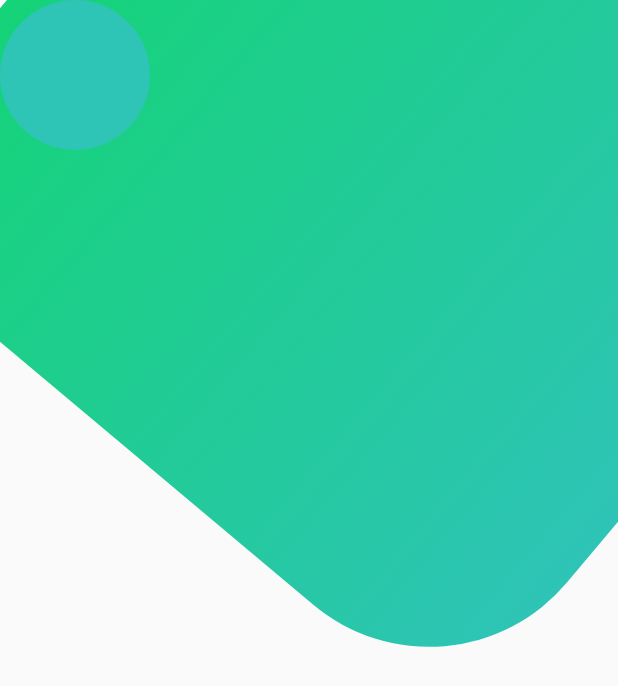
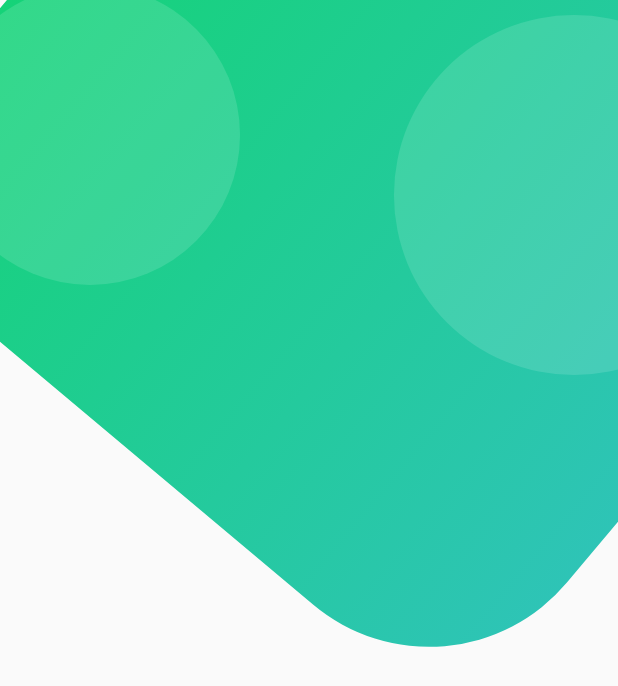
Before and after one commit to eeBarrionuevo/flutter_codigo5_menuapp, a Flutter app: the screen it shows after launch, on a phone screen of 412 x 824 dp. Shown: the top 686 px of the screen. Run offline on Flutter 3.47's test engine with Material 2 defaults, Android fonts, the phone set to English and light mode, and no system bars; our stand-ins replace cached_network_image, cloud_firestore, firebase_core, flutter_svg, google_fonts; accounts and stored records are empty.

Commit message:
HomeAdmin 3

```diff
--- a/lib/pages/admin/home_admin_page.dart
+++ b/lib/pages/admin/home_admin_page.dart
@@ -1,16 +1,16 @@
-
 import 'dart:math';
 
 import 'package:flutter/material.dart';
 import 'package:menuapp/ui/general/colors.dart';
+import 'package:menuapp/ui/widgets/general_widget.dart';
 
 class HomeAdminPage extends StatelessWidget {
   const HomeAdminPage({Key? key}) : super(key: key);
 
   @override
   Widget build(BuildContext context) {
-
     double height = MediaQuery.of(context).size.height;
+    double width = MediaQuery.of(context).size.width;
 
     return Scaffold(
       body: Stack(
@@ -22,7 +22,7 @@ class HomeAdminPage extends StatelessWidget {
               Positioned(
                 top: -height * 0.2,
                 child: Transform.rotate(
-                  angle: pi/4.5,
+                  angle: pi / 4.5,
                   child: Container(
                     height: height * 0.65,
                     width: height * 0.65,
@@ -38,17 +38,22 @@ class HomeAdminPage extends StatelessWidget {
                   ),
                 ),
               ),
-              Container(
-                height: 100,
-                width: 100,
-                decoration: BoxDecoration(
-                  shape: BoxShape.circle,
-                  color: Color(0xff2ec4b6),
+              Positioned(
+                left: -40,
+                top: -10.0,
+                child: circleWidget(
+                  100.0,
+                ),
+              ),
+              Positioned(
+                right: -width * 0.22,
+                top: 10.0,
+                child: circleWidget(
+                  120.0,
                 ),
               ),
             ],
           ),
-
         ],
       ),
     );
--- a/lib/ui/widgets/general_widget.dart
+++ b/lib/ui/widgets/general_widget.dart
@@ -1,6 +1,7 @@
 
 
-import 'package:flutter/widgets.dart';
+import 'package:flutter/material.dart';
+
 
 const divider3 = SizedBox(height: 3.0,);
 const divider6 = SizedBox(height: 6.0,);
@@ -21,3 +22,14 @@ const dividerWidth6 = SizedBox(
 const dividerWidth10 = SizedBox(
   width: 10.0,
 );
+
+Widget circleWidget(double radius) {
+  return Container(
+    height: radius * 2,
+    width: radius * 2,
+    decoration: BoxDecoration(
+      shape: BoxShape.circle,
+      color: Colors.white.withOpacity(0.13),
+    ),
+  );
+}
```
